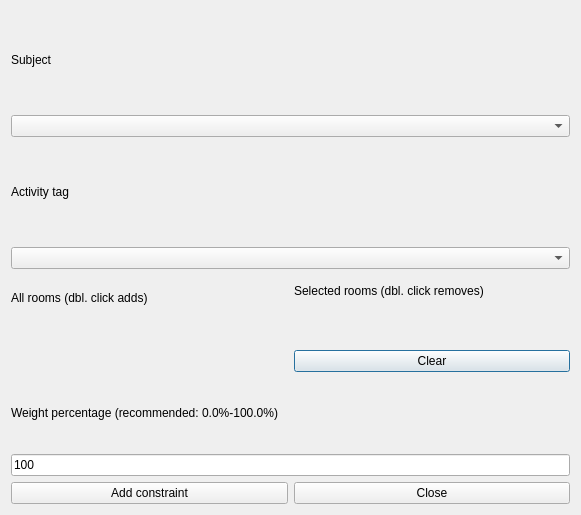
The window that src/interface/addconstraintsubjectactivitytagpreferredroomsform_template.ui (janLo/FET) describes before a commit, drawn with Qt 5.
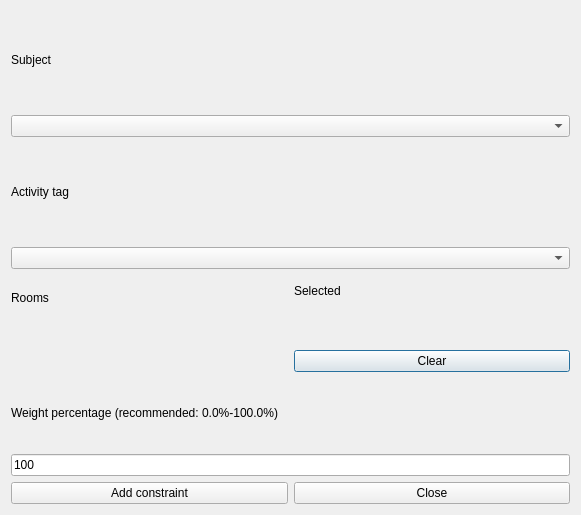
The same window after the commit. Custom widgets are drawn as their Qt base class.

The edit to the form file:
```diff
--- a/src/interface/addconstraintsubjectactivitytagpreferredroomsform_template.ui
+++ b/src/interface/addconstraintsubjectactivitytagpreferredroomsform_template.ui
@@ -51,7 +51,7 @@
         <enum>QFrame::Plain</enum>
        </property>
        <property name="text">
-        <string>All rooms (dbl. click adds)</string>
+        <string>Rooms</string>
        </property>
        <property name="wordWrap">
         <bool>false</bool>
@@ -80,7 +80,7 @@
         <enum>QFrame::Plain</enum>
        </property>
        <property name="text">
-        <string>Selected rooms (dbl. click removes)</string>
+        <string comment="It refers to a list of selected rooms">Selected</string>
        </property>
        <property name="wordWrap">
         <bool>false</bool>
```
